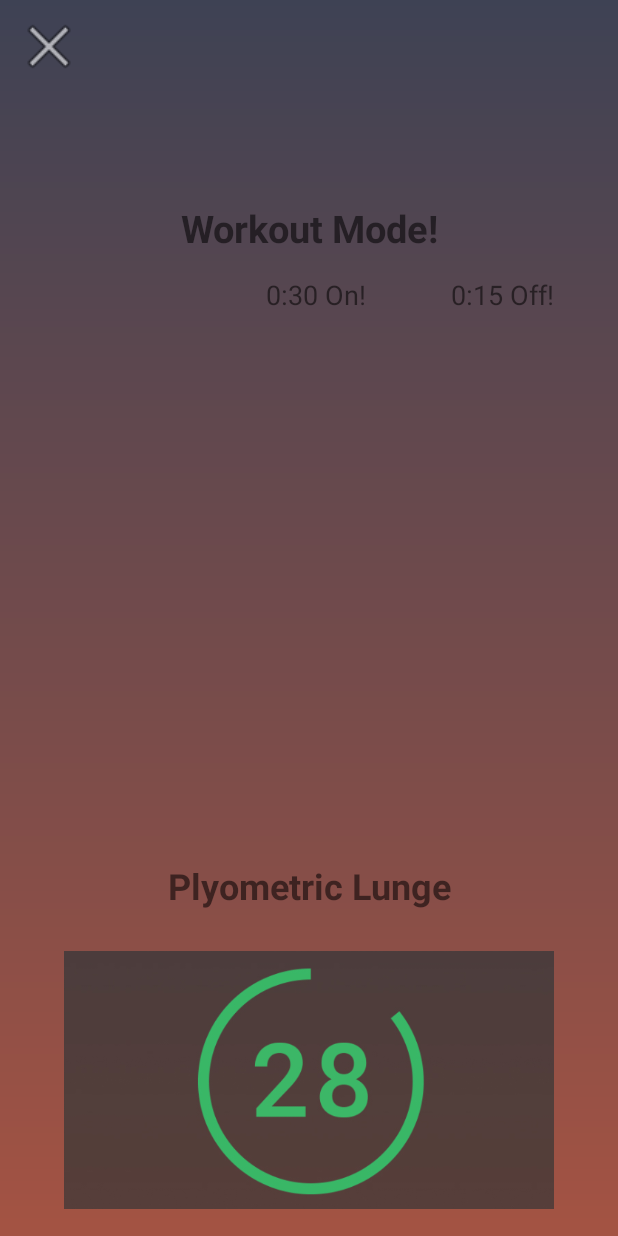
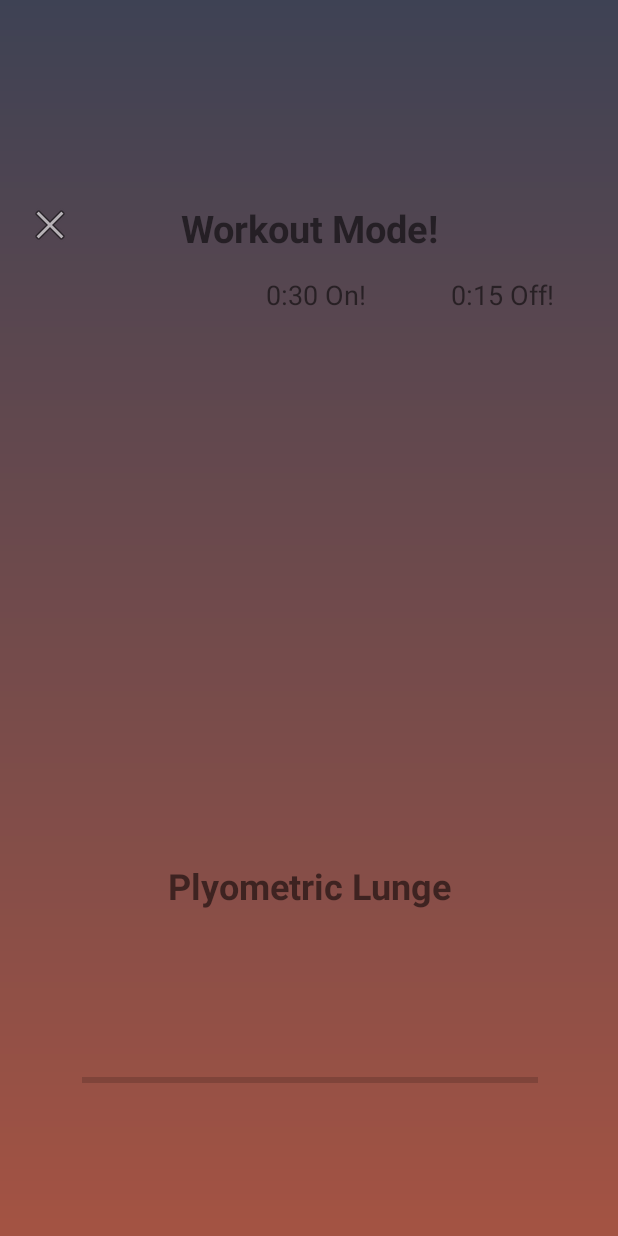
Before and after one commit to Zimm01/Mash, an Android app: the layout exercise_mode.xml on its own in the app's theme, with its tools: preview values and no code run, on a phone screen of 412 x 824 dp. Run offline under Robolectric (Android 15) with nearby library versions, the phone set to English and light mode, and no system bars.

Commit message:
added a progress bar to exercise mode

```diff
--- a/app/src/main/res/layout/exercise_mode.xml
+++ b/app/src/main/res/layout/exercise_mode.xml
@@ -6,17 +6,6 @@
     android:layout_width="match_parent"
     android:layout_height="match_parent"
     android:background="@drawable/std_background_gradient">
-
-    <ImageView
-        android:id="@+id/exercise_"
-        android:layout_width="49dp"
-        android:layout_height="46dp"
-        android:layout_marginStart="8dp"
-        android:layout_marginTop="8dp"
-        android:contentDescription="@string/closescreen"
-        app:layout_constraintStart_toStartOf="parent"
-        app:layout_constraintTop_toTopOf="parent"
-        app:srcCompat="@android:drawable/ic_menu_close_clear_cancel" />
 
 
     <TextView
@@ -67,7 +56,7 @@
     <TextView
         android:id="@+id/textView"
         android:layout_width="93dp"
-        android:layout_height="34dp"
+        android:layout_height="wrap_content"
         android:layout_marginEnd="8dp"
         android:layout_marginStart="8dp"
         android:text="@string/TimeOnDuration"
@@ -82,7 +71,7 @@
     <TextView
         android:id="@+id/textView4"
         android:layout_width="81dp"
-        android:layout_height="35dp"
+        android:layout_height="wrap_content"
         android:layout_marginEnd="8dp"
         android:layout_marginTop="12dp"
         android:text="@string/TimeOffDuration"
@@ -110,19 +99,34 @@
         app:layout_constraintTop_toBottomOf="@+id/exercise_image"
         tools:text="Plyometric Lunge" />
 
-    <ImageView
-        android:id="@+id/imageView2"
-        android:layout_width="329dp"
-        android:layout_height="172dp"
-        android:layout_marginBottom="8dp"
-        android:layout_marginEnd="8dp"
-        android:layout_marginStart="8dp"
-        android:layout_marginTop="8dp"
-        android:contentDescription="Placeholder for timer"
+    <ProgressBar
+        android:id="@+id/progressBar2"
+        style="?android:attr/progressBarStyleHorizontal"
+        android:layout_width="304dp"
+        android:layout_height="109dp"
+        android:layout_marginBottom="50dp"
+        android:layout_marginEnd="53dp"
+        android:layout_marginStart="54dp"
+        android:layout_marginTop="50dp"
+        android:progressTint="@android:color/holo_red_light"
         app:layout_constraintBottom_toBottomOf="parent"
         app:layout_constraintEnd_toEndOf="parent"
         app:layout_constraintStart_toStartOf="parent"
-        app:layout_constraintTop_toBottomOf="@+id/textView5"
-        app:srcCompat="@drawable/timer_hdpi" />
+        app:layout_constraintTop_toBottomOf="@+id/textView5" />
+
+    <ImageButton
+        android:id="@+id/imageButton2"
+        android:layout_width="59dp"
+        android:layout_height="59dp"
+        android:layout_marginBottom="8dp"
+        android:layout_marginEnd="3dp"
+        android:layout_marginStart="3dp"
+        android:layout_marginTop="9dp"
+        android:background="@android:color/transparent"
+        app:layout_constraintBottom_toTopOf="@+id/infoTextviewID"
+        app:layout_constraintEnd_toStartOf="@+id/textViewID"
+        app:layout_constraintStart_toStartOf="parent"
+        app:layout_constraintTop_toTopOf="parent"
+        app:srcCompat="@android:drawable/ic_menu_close_clear_cancel" />
 
 </android.support.constraint.ConstraintLayout>
```
Also changed, not shown: app/src/main/java/au/com/mashfitness/mash/ExerciseMode.java (+81 -8 lines).
